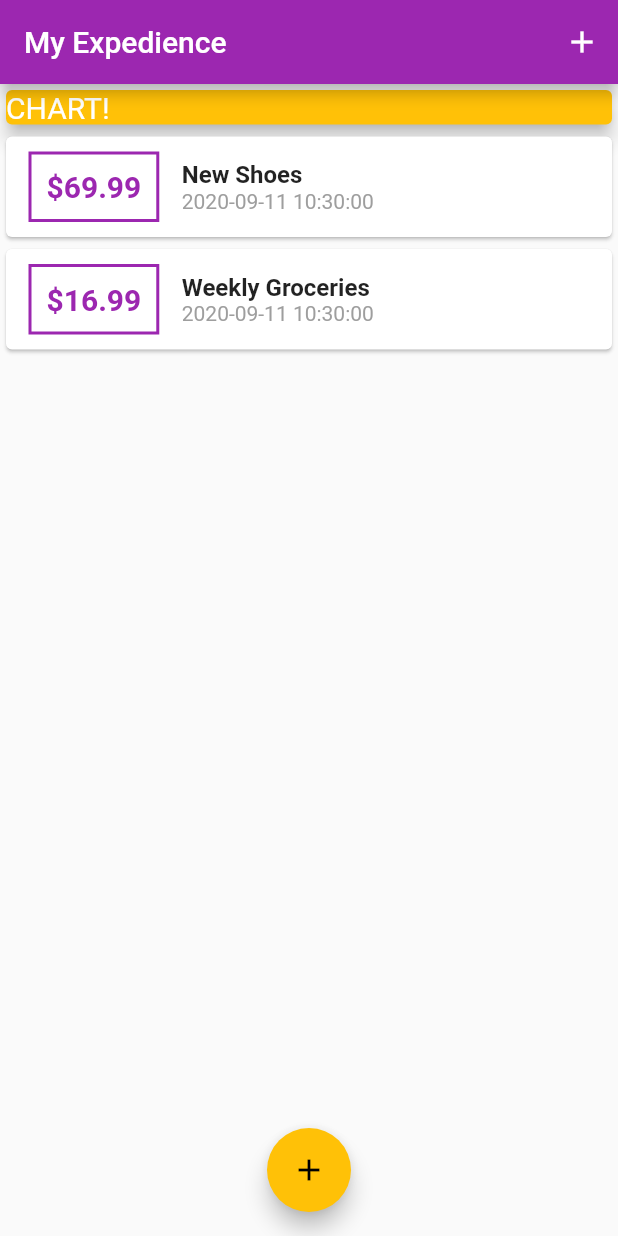
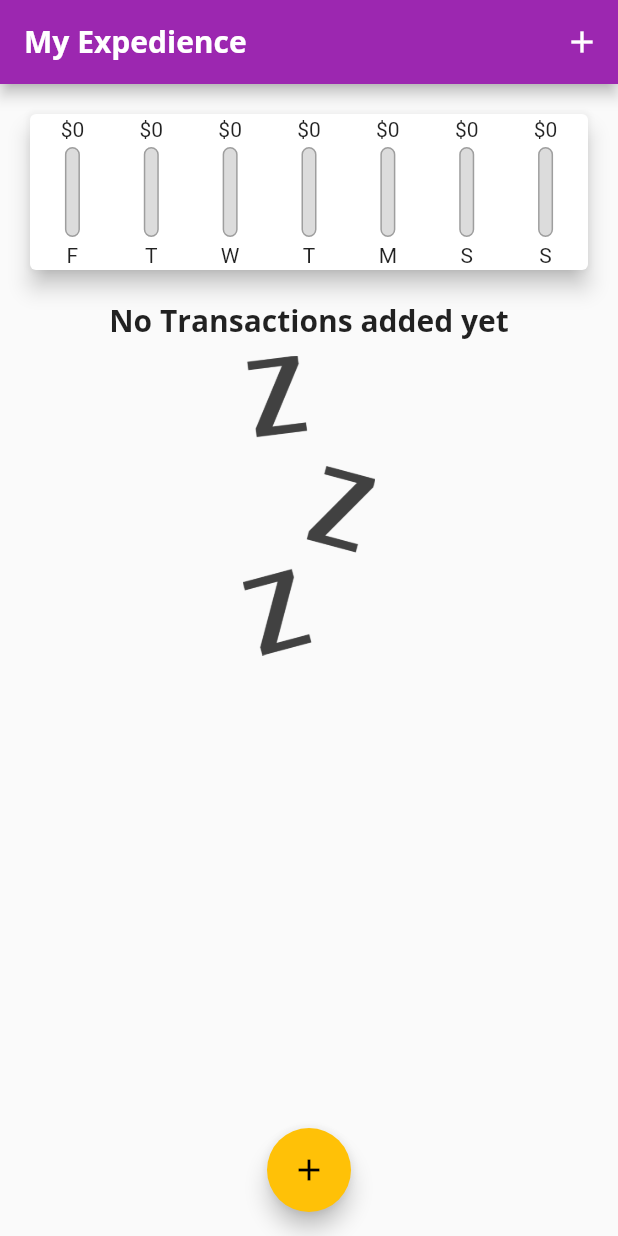
Before and after one commit to 1992bidyut/PersonalExpenseTracking, a Flutter app: the screen it shows after launch, on a phone screen of 412 x 824 dp. Run offline on Flutter 3.47's test engine with Material 2 defaults, Android fonts, the phone set to English and light mode, and no system bars.

Commit message:
complete tutorial work

```diff
--- a/lib/main.dart
+++ b/lib/main.dart
@@ -1,5 +1,6 @@
 import 'package:flutter/cupertino.dart';
 import 'package:flutter/material.dart';
+import 'package:my_expences/widgets/chart.dart';
 import 'package:my_expences/widgets/new_transaction.dart';
 import 'package:my_expences/widgets/transaction_list.dart';
 
@@ -17,7 +18,25 @@ class MyApp extends StatelessWidget {
       title: 'Flutter App',
       theme: ThemeData(
         primarySwatch: Colors.purple,
-          accentColor: Colors.amber
+        accentColor: Colors.amber,
+        fontFamily: 'Quicksand',
+        //global text style set
+        textTheme: ThemeData.light().textTheme.copyWith(
+              title: TextStyle(
+                fontFamily: 'OpenSans',
+                fontSize: 20,
+                fontWeight: FontWeight.bold,
+              ),
+            ),
+        //app bar style set
+        appBarTheme: AppBarTheme(
+            textTheme: ThemeData.light().textTheme.copyWith(
+                  title: TextStyle(
+                    fontFamily: 'OpenSans',
+                    fontSize: 20,
+                    fontWeight: FontWeight.bold,
+                  ),
+                )),
       ),
       home: MyHomePage(),
     );
@@ -33,14 +52,24 @@ class MyHomePage extends StatefulWidget {
 
 class _MyHomePageState extends State<MyHomePage> {
   final List<Transaction> _userTransection = [
-    Transaction(
-        id: 't1', title: 'New Shoes', amount: 69.99, date: DateTime.now()),
-    Transaction(
-        id: 't2',
-        title: 'Weekly Groceries',
-        amount: 16.99,
-        date: DateTime.now())
+    // Transaction(
+    //     id: 't1',
+    //     title: 'New Shoes',
+    //     amount: 69.99,
+    //     date: DateTime.now()
+    // ),
+    // Transaction(
+    //     id: 't2',
+    //     title: 'Weekly Groceries',
+    //     amount: 16.99,
+    //     date: DateTime.now())
   ];
+
+  List<Transaction> get _recentTransactions {
+    return _userTransection.where((tx) {
+      return tx.date.isAfter(DateTime.now().subtract(Duration(days: 7)));
+    }).toList();
+  }
 
   void _addNewTransaction(String txTitle, double txAmount) {
     final newTx = Transaction(
@@ -69,7 +98,9 @@ class _MyHomePageState extends State<MyHomePage> {
   Widget build(BuildContext context) {
     return Scaffold(
       appBar: AppBar(
-        title: Text('My Expedience'),
+        title: Text(
+          'My Expedience',
+        ),
         actions: <Widget>[
           IconButton(
             icon: Icon(Icons.add),
@@ -83,17 +114,7 @@ class _MyHomePageState extends State<MyHomePage> {
           crossAxisAlignment: CrossAxisAlignment.stretch,
           children: <Widget>[
             //Second way to change the default design
-            Container(
-              width: double.infinity,
-              child: Card(
-                color: Colors.amber,
-                child: Text(
-                  'CHART!',
-                  style: TextStyle(fontSize: 20, color: Colors.white),
-                ),
-                elevation: 5,
-              ),
-            ),
+            Chart(_recentTransactions),
             TransactionList(_userTransection),
           ],
         ),
--- /dev/null
+++ b/lib/widgets/chart.dart
@@ -0,0 +1,62 @@
+import 'package:flutter/material.dart';
+import 'package:my_expences/widgets/chart_bar.dart';
+import '../models/transaction.dart';
+import 'package:intl/intl.dart';
+
+class Chart extends StatelessWidget {
+  final List<Transaction> recentTransactions;
+
+  Chart(this.recentTransactions);
+
+  List<Map> get groupTransactionValues {
+    return List.generate(7, (index) {
+      final weekDay = DateTime.now().subtract(
+        Duration(days: index),
+      );
+      double totalSum = 0.0;
+      for (var i = 0; i < recentTransactions.length; i++) {
+        if (recentTransactions[i].date.day == weekDay.day &&
+            recentTransactions[i].date.month == weekDay.month &&
+            recentTransactions[i].date.year == weekDay.year) {
+          totalSum += recentTransactions[i].amount;
+        }
+      }
+      return {
+        'day': DateFormat.E().format(weekDay).substring(0, 1),
+        'amount': totalSum
+      };
+    });
+  }
+
+  double get totalSpending {
+    return groupTransactionValues.fold(0.0, (sum, item) {
+      return sum + item['amount'];
+    });
+  }
+
+  @override
+  Widget build(BuildContext context) {
+    return Card(
+      elevation: 6,
+      margin: EdgeInsets.all(20),
+      child: Padding(
+        padding: EdgeInsets.all(2),
+        child: Row(
+          mainAxisAlignment: MainAxisAlignment.spaceAround,
+          children: groupTransactionValues.map((data) {
+            return Flexible(
+              fit: FlexFit.tight,
+              child: ChartBar(
+                data['day'],
+                data['amount'],
+                totalSpending == 0.0
+                    ? 0.0
+                    : (data['amount'] as double) / totalSpending,
+              ),
+            );
+          }).toList(),
+        ),
+      ),
+    );
+  }
+}
--- /dev/null
+++ b/lib/widgets/chart_bar.dart
@@ -0,0 +1,51 @@
+import 'package:flutter/material.dart';
+
+class ChartBar extends StatelessWidget {
+  final String label;
+  final double spendingAmount;
+  final double spendingPcyOfTotal;
+
+  ChartBar(this.label, this.spendingAmount, this.spendingPcyOfTotal);
+
+  @override
+  Widget build(BuildContext context) {
+    return Column(
+      children: <Widget>[
+        FittedBox(
+          child: Text('\$${spendingAmount.toStringAsFixed(0)}'),
+        ),
+        SizedBox(
+          height: 4,
+        ),
+        Container(
+          height: 60,
+          width: 10,
+          child: Stack(
+            children: <Widget>[
+              Container(
+                decoration: BoxDecoration(
+                  border: Border.all(color: Colors.grey, width: 1.0),
+                  color: Color.fromRGBO(220, 220, 220, 1),
+                  borderRadius: BorderRadius.circular(10),
+                ),
+              ),
+              FractionallySizedBox(
+                heightFactor: spendingPcyOfTotal,
+                child: Container(
+                  decoration: BoxDecoration(
+                    color: Theme.of(context).primaryColor,
+                    borderRadius: BorderRadius.circular(10),
+                  ) ,
+                ),
+              )
+            ],
+          ),
+        ),
+        SizedBox(
+          height: 4,
+        ),
+        Text(label),
+      ],
+    );
+  }
+}
--- a/lib/widgets/transaction_list.dart
+++ b/lib/widgets/transaction_list.dart
@@ -4,35 +4,50 @@ import 'package:intl/intl.dart';
 
 class TransactionList extends StatelessWidget {
   final List<Transaction> _transaction;
+
   TransactionList(this._transaction);
 
   @override
   Widget build(BuildContext context) {
     return Container(
       height: 300,
-     child: ListView.builder(
-       itemBuilder: (ctx,index){
+      child: _transaction.isEmpty
+          ? Column(
+              children: <Widget>[
+                Text(
+                  'No Transactions added yet',
+                  style: Theme.of(context).textTheme.title,
+                ),
+                SizedBox(height: 10,),
+                Container(
+                  height: 200,
+                  child: Image.asset(
+                    'assets/images/waiting.png',
+                    fit: BoxFit.cover,
+                  ),
+                ),
+              ],
+            )
+          : ListView.builder(
+              itemBuilder: (ctx, index) {
                 return Card(
                   child: Row(
                     children: <Widget>[
                       Container(
-                 margin: EdgeInsets.symmetric(
-                     vertical: 10,
-                     horizontal: 15
-                 ),
+                        margin:
+                            EdgeInsets.symmetric(vertical: 10, horizontal: 15),
                         decoration: BoxDecoration(
                           border: Border.all(
-                       color: Theme.of(context).primaryColor,
-                       width: 2),
+                              color: Theme.of(context).primaryColor, width: 2),
                         ),
                         padding: EdgeInsets.all(10),
                         child: Text(
-                   '\$${_transaction[index].amount.toStringAsFixed(2)}',             //this is string interpolation that replace the '+' concatenations
+                          '\$${_transaction[index].amount.toStringAsFixed(2)}',
+                          //this is string interpolation that replace the '+' concatenations
                           style: TextStyle(
                               fontWeight: FontWeight.bold,
                               fontSize: 20,
-                       color: Colors.purple
-                   ),
+                              color: Colors.purple),
                         ),
                       ),
                       Column(
@@ -41,15 +56,13 @@ class TransactionList extends StatelessWidget {
                         children: <Widget>[
                           Text(
                             _transaction[index].title,
-                     style: TextStyle(
-                         fontWeight: FontWeight.bold,
-                         fontSize: 16
-                     ),
+                            style: Theme.of(context).textTheme.title,
                           ),
                           Text(
-                     DateFormat('yyyy-MM-dd HH:mm:ss').format(_transaction[index].date),
+                            DateFormat('yyyy-MM-dd HH:mm:ss')
+                                .format(_transaction[index].date),
                             style: TextStyle(
-                       color:Colors.grey,
+                              color: Colors.grey,
                               fontSize: 14,
                             ),
                           ),
```
Also changed, not shown: pubspec.yaml (+14 -6 lines), assets/fonts/OpenSans-Bold.ttf (added), assets/fonts/OpenSans-Regular.ttf (added), assets/fonts/Quicksand-Bold.ttf (added), assets/fonts/Quicksand-Light.ttf (added), assets/fonts/Quicksand-Medium.ttf (added), assets/fonts/Quicksand-Regular.ttf (added), assets/images/waiting.png (added). Lines whose indentation alone changed are shown as unchanged.
